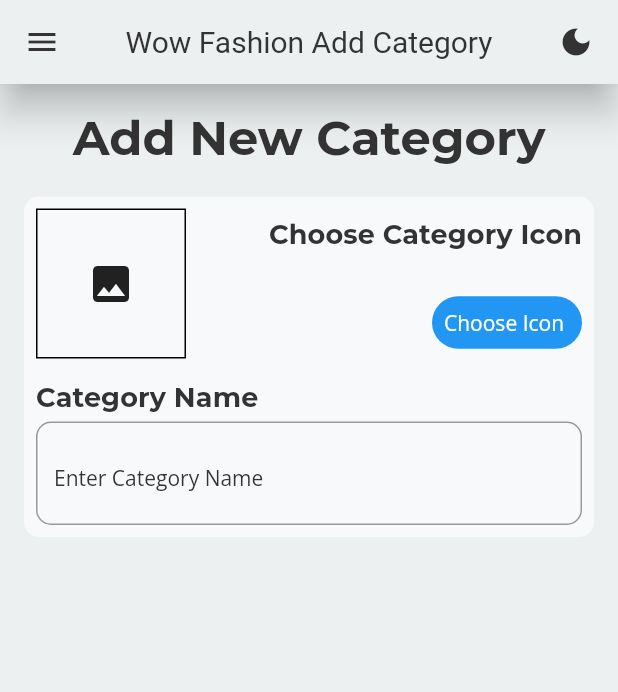
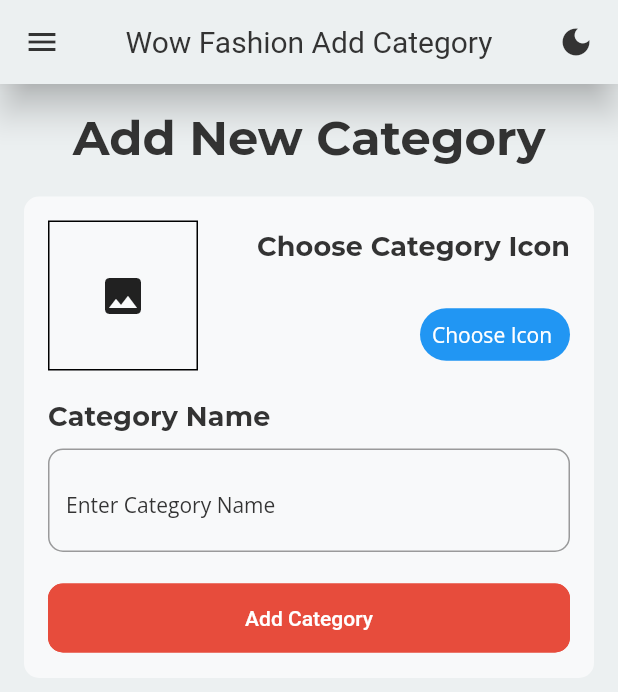
Before and after one commit to RohitBajracharya/Wow_Fashion_Store, a Flutter app: the AddCategoriesScreen screen opened by its route, on a phone screen of 412 x 824 dp. Shown: the top 692 px of the screen. Run offline on Flutter 3.47's test engine with Material 2 defaults, Android fonts, the phone set to English and light mode, and no system bars; our stand-ins replace cloud_firestore, email_validator, firebase_auth, firebase_core, firebase_storage, fluttertoast and 3 more; accounts and stored records are empty.

Commit message:
add category backend added

```diff
--- /dev/null
+++ b/lib/src/common widgets/add_button.dart
@@ -0,0 +1,38 @@
+// ignore_for_file: public_member_api_docs, sort_constructors_first
+import 'package:admin_side/src/constants/colors.dart';
+import 'package:admin_side/src/data/controller/theme_controller.dart';
+import 'package:flutter/material.dart';
+import 'package:get/get.dart';
+
+class AddButtonWiget extends StatelessWidget {
+  final String buttonName;
+  final VoidCallback onPress;
+  final bool loading;
+
+  const AddButtonWiget({
+    Key? key,
+    required this.buttonName,
+    required this.onPress,
+    this.loading = false,
+  }) : super(key: key);
+
+  @override
+  Widget build(BuildContext context) {
+    ThemeController themeController = Get.put(ThemeController());
+    return SizedBox(
+      width: double.infinity,
+      child: ElevatedButton(
+        onPressed: onPress,
+        child: Center(
+          child: loading
+              ? CircularProgressIndicator(
+                  color: themeController.isDark() ? tappDarkColor : tappColor,
+                )
+              : Text(
+                  buttonName.toString(),
+                ),
+        ),
+      ),
+    );
+  }
+}
--- /dev/null
+++ b/lib/src/data/controller/category_controller.dart
@@ -0,0 +1,80 @@
+import 'dart:io';
+
+import 'package:admin_side/src/utils/utils.dart';
+import 'package:cloud_firestore/cloud_firestore.dart';
+import 'package:firebase_storage/firebase_storage.dart' as firebase_storage;
+import 'package:flutter/material.dart';
+import 'package:get/get.dart';
+import 'package:image_picker/image_picker.dart';
+import 'package:path/path.dart' as path;
+
+class CategoryController extends GetxController {
+  final _fireStore = FirebaseFirestore.instance.collection("categories");
+  final TextEditingController nameController = TextEditingController();
+  final RxBool loading = false.obs;
+
+  //image
+  final Rx<File?> _image = Rx<File?>(null);
+  File? get image => _image.value;
+  final picker = ImagePicker();
+
+  // method to get image from gallery
+  Future<void> getGalleryImage() async {
+    final pickedFile = await picker.pickImage(source: ImageSource.gallery);
+    if (pickedFile != null) {
+      final File selectedIcon = File(pickedFile.path);
+      // checks extension of category icon
+      if (!path.extension(selectedIcon.path).toLowerCase().contains('.png')) {
+        Utils().failureMessage("Please upload icon with .png extension");
+        return;
+      }
+      _image.value = selectedIcon;
+    }
+  }
+
+  //check if category name contains only aplhabets or not
+  bool isAlphabetic(String input) {
+    final RegExp alphabeticRegExp = RegExp(r'^[a-zA-Z\s]+$');
+    return alphabeticRegExp.hasMatch(input);
+  }
+
+  //validates category name
+  String? validateCategoryName() {
+    if (nameController.text.isEmpty) {
+      return "Please enter category name";
+    } else if (!isAlphabetic(nameController.text)) {
+      return "Category name can be only from a-z";
+    }
+    return null;
+  }
+
+  //loading icon
+  void isLoading(bool loadingValue) {
+    loading.value = loadingValue;
+  }
+
+  //method to add categories in database
+  Future<void> addCategory() async {
+    print("add Category method called");
+    String id = DateTime.now().millisecond.toString();
+
+    isLoading(true);
+    final imageName = path.basename(image!.path);
+    final firebase_storage.Reference firebaseStorageRef = firebase_storage.FirebaseStorage.instance.ref().child(imageName);
+    await firebaseStorageRef.putFile(_image.value!);
+    final String imageUrl = await firebaseStorageRef.getDownloadURL();
+    print(" downloaded imageurl: $imageUrl");
+
+    await _fireStore.doc(id).set({
+      'id': id,
+      'iconImage': imageUrl,
+      'categoryName': nameController.text.toString(),
+    }).then((value) {
+      isLoading(false);
+      Utils().successMessage("New Category added");
+    }).onError((error, stackTrace) {
+      isLoading(false);
+      Utils().successMessage("New Category Failed to add");
+    });
+  }
+}
--- a/lib/src/data/view/features/categories/add_categories_screen.dart
+++ b/lib/src/data/view/features/categories/add_categories_screen.dart
@@ -1,12 +1,12 @@
 // ignore_for_file: public_member_api_docs, sort_constructors_first
-import 'dart:io';
-
+import 'package:admin_side/src/common%20widgets/add_button.dart';
 import 'package:admin_side/src/common%20widgets/appbar_widget.dart';
 import 'package:admin_side/src/common%20widgets/drawer_widget.dart';
 import 'package:admin_side/src/constants/colors.dart';
+import 'package:admin_side/src/data/controller/category_controller.dart';
+import 'package:admin_side/src/utils/utils.dart';
 import 'package:flutter/material.dart';
 import 'package:get/get.dart';
-import 'package:image_picker/image_picker.dart';
 
 import '../../../controller/theme_controller.dart';
 
@@ -21,17 +21,7 @@ class AddCategoriesScreen extends StatefulWidget {
 
 class _AddCategoriesScreenState extends State<AddCategoriesScreen> {
   final ThemeController themeController = Get.put(ThemeController());
-  File? _image;
-  final picker = ImagePicker();
-
-  Future getGalleryImage() async {
-    final pickedFile = await picker.pickImage(source: ImageSource.gallery);
-    setState(() {
-      if (pickedFile != null) {
-        _image = File(pickedFile.path);
-      }
-    });
-  }
+  final CategoryController categoryController = Get.put(CategoryController());
 
   @override
   Widget build(BuildContext context) {
@@ -67,14 +57,17 @@ class _AddCategoriesScreenState extends State<AddCategoriesScreen> {
   }
 
   Widget form() {
+    final CategoryController categoryController = Get.put(CategoryController());
+    final formKey = GlobalKey<FormState>();
     return Container(
-      padding: const EdgeInsets.all(8.0),
+      padding: const EdgeInsets.all(16.0),
       width: double.infinity,
       decoration: BoxDecoration(
         color: themeController.isDark() ? taccentDarkColor : taccentColor,
         borderRadius: BorderRadius.circular(10),
       ),
       child: Form(
+        key: formKey,
         child: Column(
           crossAxisAlignment: CrossAxisAlignment.start,
           children: [
@@ -83,15 +76,20 @@ class _AddCategoriesScreenState extends State<AddCategoriesScreen> {
               mainAxisAlignment: MainAxisAlignment.spaceBetween,
               children: [
                 //image
-                Container(
+                Obx(
+                  () => Container(
                     height: 100,
                     width: 100,
                     decoration: BoxDecoration(
                       border: Border.all(
-                    color: Colors.black,
-                  )),
-                  child: _image != null
-                      ? Image.file(_image!.absolute)
+                        color: themeController.isDark() ? Colors.white : Colors.black,
+                      ),
+                    ),
+                    child: categoryController.image != null
+                        ? Image.file(
+                            categoryController.image!.absolute,
+                            color: themeController.isDark() ? Colors.white : Colors.black,
+                          )
                         : const Center(
                             child: Icon(
                               Icons.image,
@@ -99,7 +97,8 @@ class _AddCategoriesScreenState extends State<AddCategoriesScreen> {
                             ),
                           ),
                   ),
-                const SizedBox(width: 5),
+                ),
+                const SizedBox(width: 10),
                 //image choosing icon
                 Column(
                   crossAxisAlignment: CrossAxisAlignment.end,
@@ -111,7 +110,7 @@ class _AddCategoriesScreenState extends State<AddCategoriesScreen> {
                     const SizedBox(height: 30),
                     InkWell(
                       onTap: () {
-                        getGalleryImage();
+                        categoryController.getGalleryImage();
                       },
                       child: Container(
                         width: 100,
@@ -133,7 +132,7 @@ class _AddCategoriesScreenState extends State<AddCategoriesScreen> {
                 )
               ],
             ),
-            const SizedBox(height: 15),
+            const SizedBox(height: 20),
 
             //category name field
             Column(
@@ -143,14 +142,31 @@ class _AddCategoriesScreenState extends State<AddCategoriesScreen> {
                   "Category Name",
                   style: Theme.of(context).textTheme.titleSmall,
                 ),
-                const SizedBox(height: 5),
+                const SizedBox(height: 10),
                 TextFormField(
+                  controller: categoryController.nameController,
                   decoration: InputDecoration(
                     hintText: "Enter Category Name",
                     hintStyle: Theme.of(context).textTheme.bodyMedium,
                   ),
+                  validator: (value) => categoryController.validateCategoryName(),
                 ),
               ],
+            ),
+            const SizedBox(height: 20),
+            //add categories button
+            Obx(
+              () => AddButtonWiget(
+                buttonName: "Add Category",
+                loading: categoryController.loading.value,
+                onPress: () {
+                  if (formKey.currentState!.validate() && categoryController.image != null) {
+                    categoryController.addCategory();
+                  } else if (categoryController.image == null) {
+                    Utils().failureMessage("Please select category icon");
+                  }
+                },
+              ),
             ),
           ],
         ),
--- a/lib/src/utils/utils.dart
+++ b/lib/src/utils/utils.dart
@@ -8,7 +8,7 @@ class Utils {
       toastLength: Toast.LENGTH_SHORT,
       gravity: ToastGravity.TOP,
       timeInSecForIosWeb: 3,
-      backgroundColor: const Color.fromARGB(255, 128, 247, 132),
+      backgroundColor: Colors.green,
       textColor: Colors.white,
       fontSize: 16.0,
     );
--- a/pubspec.yaml
+++ b/pubspec.yaml
@@ -42,6 +42,8 @@ dependencies:
   email_validator: ^2.1.17
   fl_chart: ^0.64.0
   image_picker: ^1.0.4
+  path: ^1.8.3
+  firebase_storage: ^11.5.0
 
 dev_dependencies:
   flutter_test:
```
Also changed, not shown: lib/src/data/model/category_model.dart (added, +18 -0 lines), lib/src/data/view/features/products/add_product_screen.dart (+5 -6 lines), lib/firebase_options.dart, pubspec.lock, 6 other files. Lines whose indentation alone changed are shown as unchanged.
